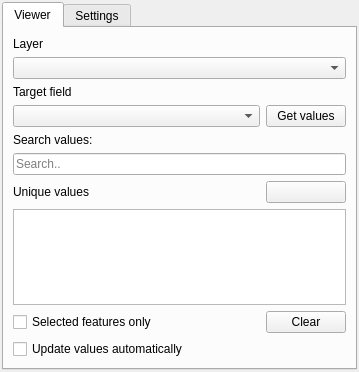
First picture: the form in unique_values_viewer_dockwidget.ui, repository mblesius/unique_values_viewer, before the edit.
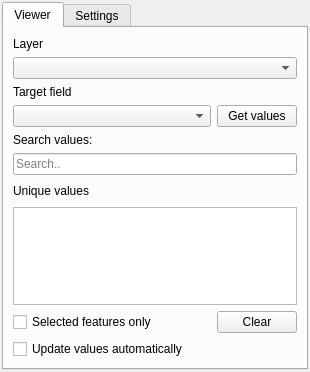
Second picture: the form after the edit. Custom widgets are drawn as their Qt base class.

Patch:
```diff
--- a/unique_values_viewer_dockwidget.ui
+++ b/unique_values_viewer_dockwidget.ui
@@ -6,7 +6,7 @@
    <rect>
     <x>0</x>
     <y>0</y>
-    <width>359</width>
+    <width>310</width>
     <height>372</height>
    </rect>
   </property>
@@ -30,7 +30,7 @@
     <property name="bottomMargin">
      <number>2</number>
     </property>
-    <item row="1" column="0">
+    <item row="0" column="0">
      <widget class="QTabWidget" name="UVVTabWidget">
       <property name="palette">
        <palette>
@@ -558,11 +558,34 @@
          </widget>
         </item>
         <item row="12" column="2">
-         <widget class="QPushButton" name="pushButton">
-          <property name="text">
-           <string/>
+         <layout class="QHBoxLayout" name="sortBtnPlaceholder">
+          <item>
+           <spacer name="sortBtnSpacer">
+            <property name="orientation">
+             <enum>Qt::Horizontal</enum>
+            </property>
+            <property name="sizeHint" stdset="0">
+             <size>
+              <width>40</width>
+              <height>20</height>
+             </size>
+            </property>
+           </spacer>
+          </item>
+         </layout>
+        </item>
+        <item row="16" column="1">
+         <spacer name="horizontalSpacer">
+          <property name="orientation">
+           <enum>Qt::Horizontal</enum>
           </property>
-         </widget>
+          <property name="sizeHint" stdset="0">
+           <size>
+            <width>40</width>
+            <height>20</height>
+           </size>
+          </property>
+         </spacer>
         </item>
        </layout>
       </widget>
```
Left out of the diff: 109 changed lines with no effect on the pictures.
